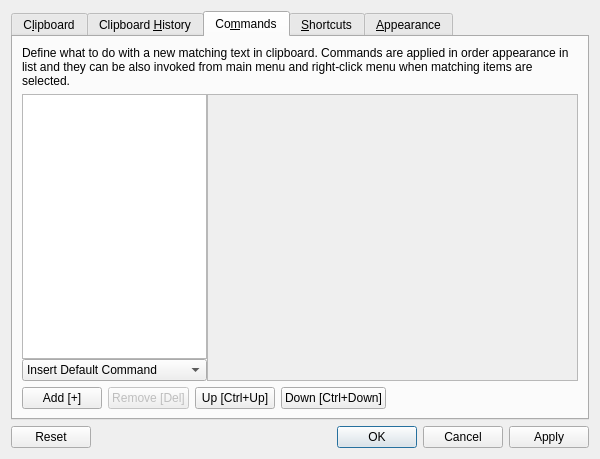
This is src/ui/configurationmanager.ui in hluk/CopyQ as Qt 5 draws it before an edit. The edited form follows.
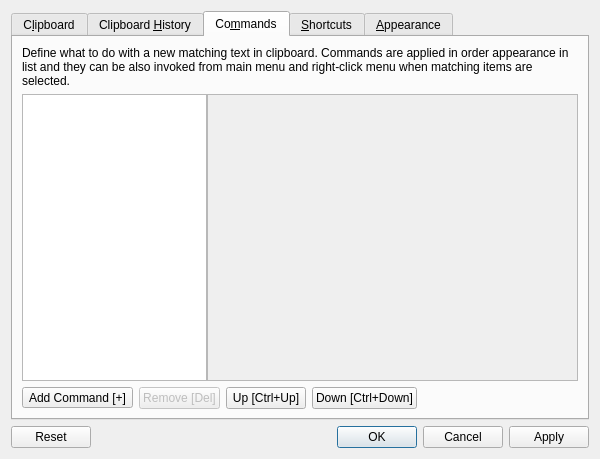
This is the edited form. The open tabs and pages were chosen to show the change. Icons and pictures are not drawn. Custom widgets are drawn as their Qt base class.

Commit message: User settable MIME types for command input and output

What changed in the file:
```diff
--- a/src/ui/configurationmanager.ui
+++ b/src/ui/configurationmanager.ui
@@ -419,21 +419,6 @@
                </property>
               </widget>
              </item>
-             <item>
-              <widget class="QComboBox" name="comboBoxCommands">
-               <property name="sizePolicy">
-                <sizepolicy hsizetype="Ignored" vsizetype="Fixed">
-                 <horstretch>0</horstretch>
-                 <verstretch>0</verstretch>
-                </sizepolicy>
-               </property>
-               <item>
-                <property name="text">
-                 <string>Insert Default Command</string>
-                </property>
-               </item>
-              </widget>
-             </item>
             </layout>
            </item>
            <item>
@@ -483,13 +468,19 @@
          <item row="3" column="0">
           <layout class="QHBoxLayout" name="horizontalLayout_5">
            <item>
-            <widget class="QPushButton" name="pushButtoAdd">
+            <widget class="QToolButton" name="toolButtonAddCommand">
+             <property name="toolTip">
+              <string>Create new command or a add an existing example command.</string>
+             </property>
              <property name="text">
-              <string>Add [+]</string>
+              <string>Add Command [+]</string>
              </property>
              <property name="shortcut">
               <string>+</string>
              </property>
+             <property name="popupMode">
+              <enum>QToolButton::InstantPopup</enum>
+             </property>
             </widget>
            </item>
            <item>
```
Left out of the diff: 12 changed lines with no effect on the pictures. The commit also changes 17 other files.
